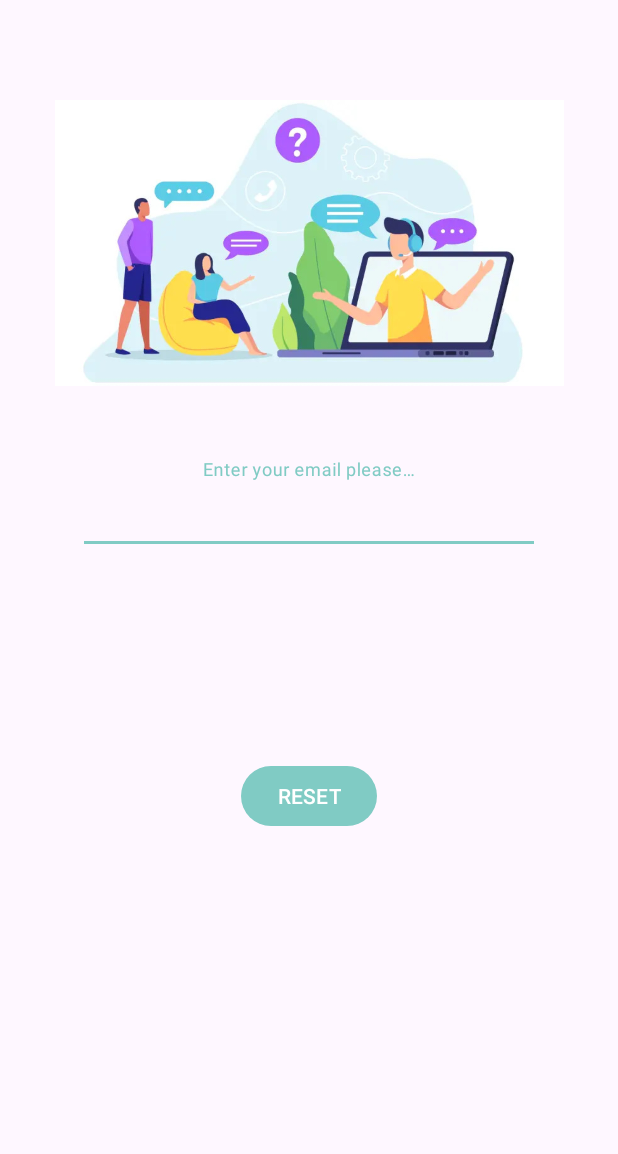
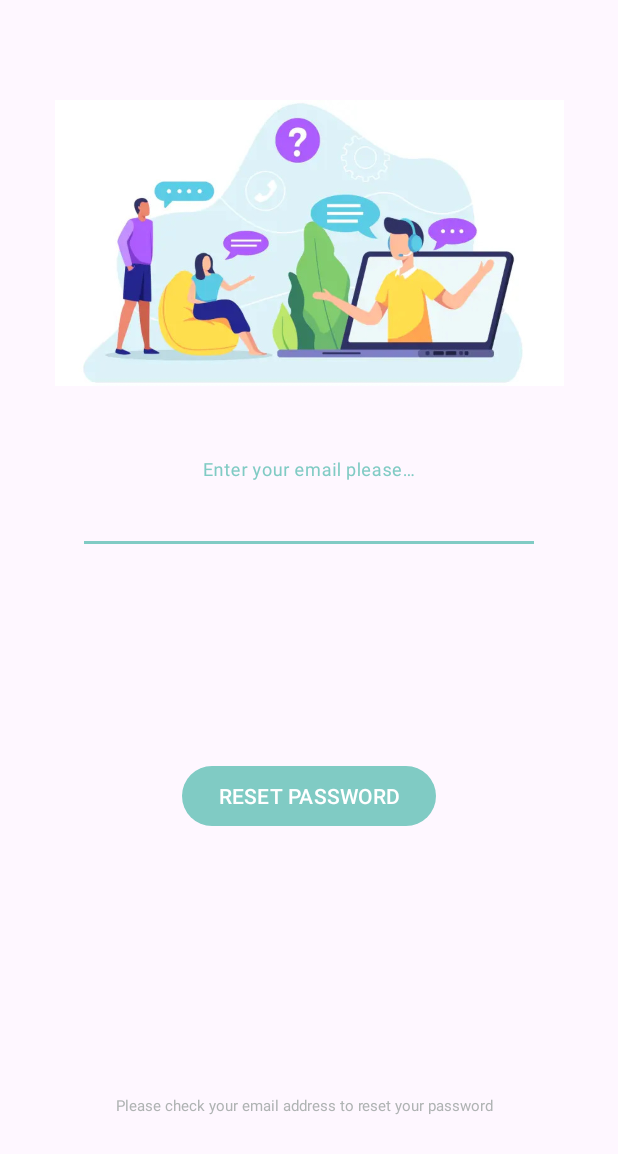
Before and after one commit to Hannah-Zhang-H/336-as3, an Android app: the screen it shows after launch (ResetPasswordActivity), after a tap on "Forget password", on a phone screen of 412 x 824 dp. Shown: the top 1154 px of the screen. Run offline under Robolectric (Android 15) with nearby library versions, the phone set to English and light mode, and no system bars; our stand-ins replace Firebase (no records; nobody signed in at launch, a user with empty details on screens opened directly).

Commit message:
Upgrade UI & Fix dialogue too long issue

```diff
--- a/app/src/main/res/layout/activity_friend_profile.xml
+++ b/app/src/main/res/layout/activity_friend_profile.xml
@@ -88,8 +88,8 @@
 
     <ImageView
         android:id="@+id/imageView5"
-        android:layout_width="325dp"
-        android:layout_height="189dp"
+        android:layout_width="297dp"
+        android:layout_height="204dp"
         android:layout_marginStart="20dp"
         android:layout_marginTop="18dp"
         android:layout_marginEnd="20dp"
--- a/app/src/main/res/layout/activity_my_talk.xml
+++ b/app/src/main/res/layout/activity_my_talk.xml
@@ -52,7 +52,7 @@
             android:inputType="textMultiLine"
             android:padding="15dp"
             android:textColor="#0B0A0A"
-            android:textSize="20sp" />
+            android:textSize="13sp" />
 
         <com.google.android.material.floatingactionbutton.FloatingActionButton
             android:id="@+id/fab"
--- a/app/src/main/res/layout/activity_reset_password.xml
+++ b/app/src/main/res/layout/activity_reset_password.xml
@@ -41,16 +41,35 @@
             android:textAlignment="center" />
     </com.google.android.material.textfield.TextInputLayout>
 
+
     <Button
         android:id="@+id/buttonForget"
         android:layout_width="wrap_content"
         android:layout_height="wrap_content"
         android:layout_marginTop="62dp"
         android:layout_marginBottom="187dp"
-        android:text="RESET"
+        android:text="RESET PASSWORD"
         app:layout_constraintBottom_toBottomOf="parent"
         app:layout_constraintEnd_toEndOf="parent"
         app:layout_constraintHorizontal_bias="0.5"
         app:layout_constraintStart_toStartOf="parent"
-        app:layout_constraintTop_toBottomOf="@+id/textInputLayout6" />
+        app:layout_constraintTop_toBottomOf="@+id/textInputLayout6"
+        tools:ignore="HardcodedText" />
+
+    <TextView
+        android:id="@+id/editTextText"
+        android:layout_width="257dp"
+        android:layout_height="38dp"
+        android:layout_marginTop="124dp"
+        android:layout_marginBottom="5dp"
+        android:ems="10"
+        android:text="Please check your email address to reset your password"
+        android:textColor="@color/gray_200"
+        android:textSize="10sp"
+        app:layout_constraintBottom_toBottomOf="parent"
+        app:layout_constraintEnd_toEndOf="parent"
+        app:layout_constraintHorizontal_bias="0.5"
+        app:layout_constraintStart_toStartOf="parent"
+        app:layout_constraintTop_toBottomOf="@+id/buttonForget" />
+
 </androidx.constraintlayout.widget.ConstraintLayout>
--- a/app/src/main/res/values/strings.xml
+++ b/app/src/main/res/values/strings.xml
@@ -19,5 +19,5 @@
     <string name="tap_to_upload_an_avatar">Tap to upload an avatar</string>
     <string name="upload_progress_0">Upload Progress: 0%</string>
     <string name="enter_friend_s_youmeid">Enter friend\'s YouMeID</string>
-    <string name="search">Search</string>
+    <string name="search">SEARCH</string>
 </resources>
```
Also changed, not shown: app/src/main/java/com/hanz/youmetalk/ChatAdapter.java (+9 -2 lines), app/src/main/res/layout/activity_add_friend.xml (+6 -6 lines), app/src/main/res/layout/activity_login.xml (+11 -13 lines), app/src/main/res/layout/activity_profile.xml (+3 -4 lines), app/src/main/res/layout/activity_sign_up.xml (+4 -4 lines), app/src/main/res/layout/message_receive_card.xml (+7 -4 lines), app/src/main/res/layout/message_send_card.xml (+12 -8 lines), app/src/main/res/drawable/friend_profile_pic.jpg, app/src/main/res/drawable/profilepic.png.
